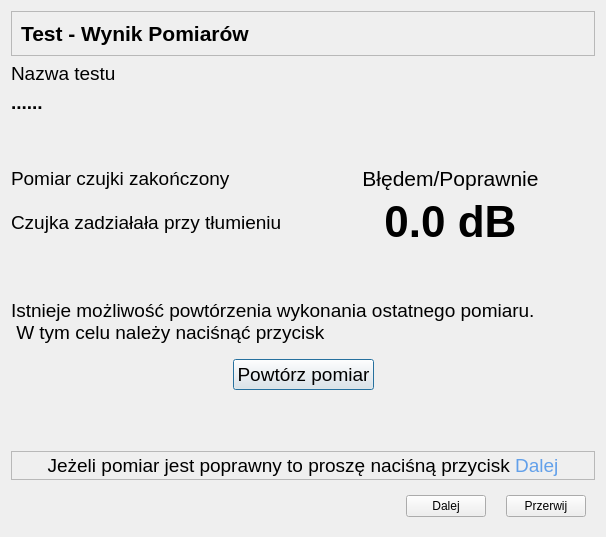
Qt form CzujkiLinioweApp/oknowynikbadaniatlumienia.ui (wiacekmarcin/CzujkiLiniowe) before a commit.
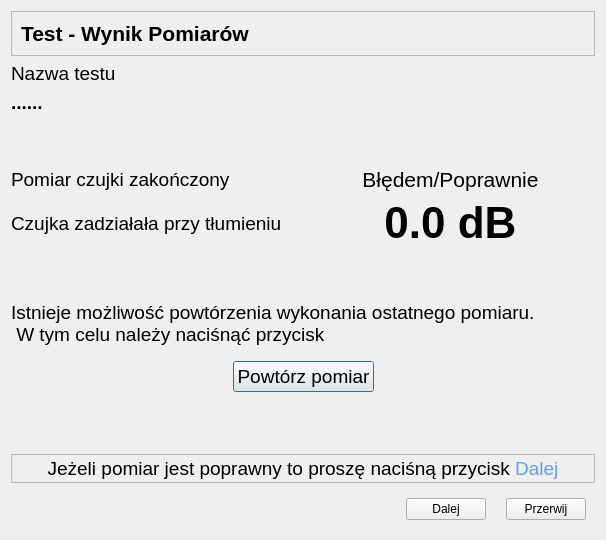
The same form after that commit. Icons and pictures are not drawn.

What changed in the file:
```diff
--- a/CzujkiLinioweApp/oknowynikbadaniatlumienia.ui
+++ b/CzujkiLinioweApp/oknowynikbadaniatlumienia.ui
@@ -7,9 +7,21 @@
     <x>0</x>
     <y>0</y>
     <width>606</width>
-    <height>537</height>
+    <height>540</height>
    </rect>
   </property>
+  <property name="minimumSize">
+   <size>
+    <width>600</width>
+    <height>540</height>
+   </size>
+  </property>
+  <property name="maximumSize">
+   <size>
+    <width>1920</width>
+    <height>1200</height>
+   </size>
+  </property>
   <property name="windowTitle">
    <string>Parametry Testu - potwierdzenie wykonanych czynności</string>
   </property>
@@ -44,6 +56,7 @@
      <property name="font">
       <font>
        <pointsize>33</pointsize>
+       <weight>75</weight>
        <bold>true</bold>
       </font>
      </property>
```
Left out of the diff: 2 changed lines with no effect on the pictures.
